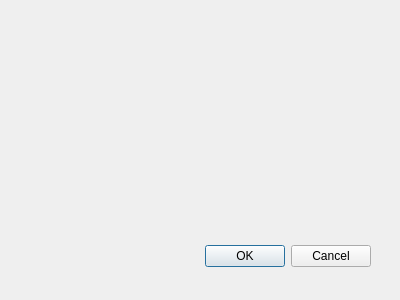
The window that CarExhibitionManagement/Dialog_ManagerLogin.ui (behruzsayyadi/AP98Project) describes before a commit, drawn with Qt 5.
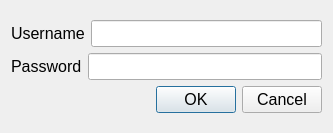
The same window after the commit.

Patch:
```diff
--- a/CarExhibitionManagement/Dialog_ManagerLogin.ui
+++ b/CarExhibitionManagement/Dialog_ManagerLogin.ui
@@ -8,29 +8,81 @@
    <rect>
     <x>0</x>
     <y>0</y>
-    <width>400</width>
-    <height>300</height>
+    <width>333</width>
+    <height>133</height>
    </rect>
   </property>
   <property name="windowTitle">
    <string>Dialog</string>
   </property>
-  <widget name="buttonBox" class="QDialogButtonBox">
-   <property name="geometry">
-    <rect>
-     <x>30</x>
-     <y>240</y>
-     <width>341</width>
-     <height>32</height>
-    </rect>
-   </property>
-   <property name="orientation">
-    <enum>Qt::Horizontal</enum>
-   </property>
-   <property name="standardButtons">
-    <set>QDialogButtonBox::Cancel|QDialogButtonBox::Ok</set>
-   </property>
-  </widget>
+  <layout class="QGridLayout" name="gridLayout">
+   <item row="0" column="0">
+    <layout class="QVBoxLayout" name="verticalLayout">
+     <item>
+      <layout class="QHBoxLayout" name="horizontalLayout">
+       <item>
+        <widget class="QLabel" name="label_userName">
+         <property name="font">
+          <font>
+           <pointsize>12</pointsize>
+          </font>
+         </property>
+         <property name="text">
+          <string>Username</string>
+         </property>
+        </widget>
+       </item>
+       <item>
+        <widget class="QLineEdit" name="lineEdit_userName">
+         <property name="font">
+          <font>
+           <pointsize>12</pointsize>
+          </font>
+         </property>
+        </widget>
+       </item>
+      </layout>
+     </item>
+     <item>
+      <layout class="QHBoxLayout" name="horizontalLayout_2">
+       <item>
+        <widget class="QLabel" name="label_password">
+         <property name="font">
+          <font>
+           <pointsize>12</pointsize>
+          </font>
+         </property>
+         <property name="text">
+          <string>Password</string>
+         </property>
+        </widget>
+       </item>
+       <item>
+        <widget class="QLineEdit" name="lineEdit_password">
+         <property name="font">
+          <font>
+           <pointsize>12</pointsize>
+          </font>
+         </property>
+        </widget>
+       </item>
+      </layout>
+     </item>
+     <item>
+      <widget class="QDialogButtonBox" name="buttonBox">
+       <property name="font">
+        <font>
+         <pointsize>12</pointsize>
+        </font>
+       </property>
+       <property name="standardButtons">
+        <set>QDialogButtonBox::Cancel|QDialogButtonBox::Ok</set>
+       </property>
+      </widget>
+     </item>
+    </layout>
+   </item>
+  </layout>
  </widget>
  <pixmapfunction/>
  <resources/>
```
Left out of the diff: 42 changed lines with no effect on the pictures.
